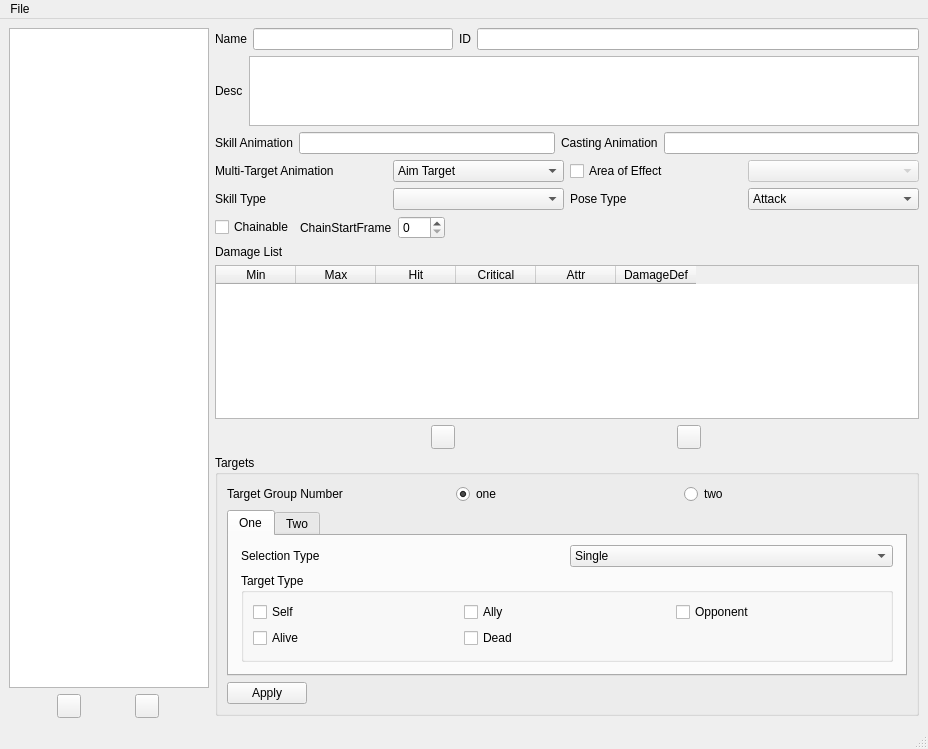
Old version of the form tools/RogaSkillEditor/RogaSkillEditor.ui in the repository wasedaigo/samancing-roga.
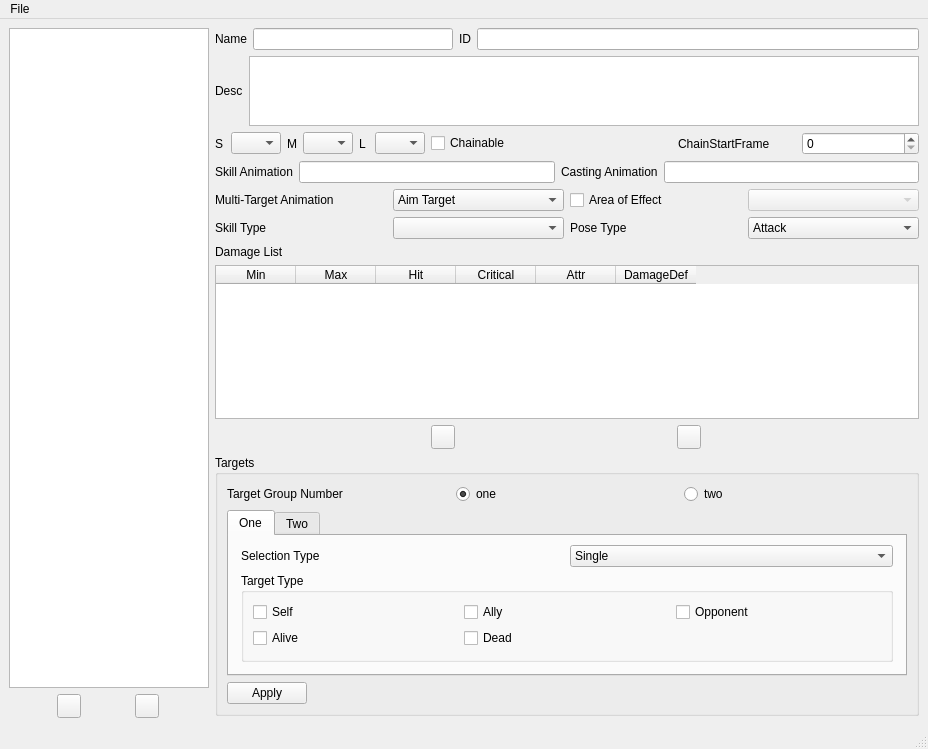
New version of the form. Icons and pictures are not drawn.

Commit message: Added range effect comboboxes

Diff of the .ui file:
```diff
--- a/tools/RogaSkillEditor/RogaSkillEditor.ui
+++ b/tools/RogaSkillEditor/RogaSkillEditor.ui
@@ -136,6 +136,104 @@
         </item>
        </layout>
       </item>
+      <item>
+       <layout class="QGridLayout" name="gridLayout">
+        <item row="0" column="1">
+         <widget class="QComboBox" name="sRangeCombobox">
+          <property name="maximumSize">
+           <size>
+            <width>50</width>
+            <height>16777215</height>
+           </size>
+          </property>
+         </widget>
+        </item>
+        <item row="0" column="0">
+         <widget class="QLabel" name="label_16">
+          <property name="maximumSize">
+           <size>
+            <width>10</width>
+            <height>16777215</height>
+           </size>
+          </property>
+          <property name="text">
+           <string>S</string>
+          </property>
+         </widget>
+        </item>
+        <item row="0" column="2">
+         <widget class="QLabel" name="label_17">
+          <property name="maximumSize">
+           <size>
+            <width>10</width>
+            <height>16777215</height>
+           </size>
+          </property>
+          <property name="text">
+           <string>M</string>
+          </property>
+         </widget>
+        </item>
+        <item row="0" column="4">
+         <widget class="QLabel" name="label_18">
+          <property name="maximumSize">
+           <size>
+            <width>10</width>
+            <height>16777215</height>
+           </size>
+          </property>
+          <property name="text">
+           <string>L</string>
+          </property>
+         </widget>
+        </item>
+        <item row="0" column="3">
+         <widget class="QComboBox" name="mRangeCombobox">
+          <property name="maximumSize">
+           <size>
+            <width>50</width>
+            <height>16777215</height>
+           </size>
+          </property>
+         </widget>
+        </item>
+        <item row="0" column="5">
+         <widget class="QComboBox" name="lRangeCombobox">
+          <property name="maximumSize">
+           <size>
+            <width>50</width>
+            <height>16777215</height>
+           </size>
+          </property>
+         </widget>
+        </item>
+        <item row="0" column="7">
+         <layout class="QHBoxLayout" name="horizontalLayout_12">
+          <item>
+           <widget class="QLabel" name="label_10">
+            <property name="text">
+             <string>ChainStartFrame</string>
+            </property>
+           </widget>
+          </item>
+          <item>
+           <widget class="QSpinBox" name="chainStartFrameCombobox">
+            <property name="maximum">
+             <number>999</number>
+            </property>
+           </widget>
+          </item>
+         </layout>
+        </item>
+        <item row="0" column="6">
+         <widget class="QCheckBox" name="chainableCheckbox">
+          <property name="text">
+           <string>Chainable</string>
+          </property>
+         </widget>
+        </item>
+       </layout>
+      </item>
       <item>
        <layout class="QHBoxLayout" name="horizontalLayout_5">
         <item>
@@ -249,44 +347,6 @@
         </item>
        </layout>
       </item>
-      <item>
-       <layout class="QHBoxLayout" name="horizontalLayout_12">
-        <item>
-         <widget class="QCheckBox" name="chainableCheckbox">
-          <property name="text">
-           <string>Chainable</string>
-          </property>
-         </widget>
-        </item>
-        <item>
-         <widget class="QLabel" name="label_10">
-          <property name="text">
-           <string>ChainStartFrame</string>
-          </property>
-         </widget>
-        </item>
-        <item>
-         <widget class="QSpinBox" name="chainStartFrameCombobox">
-          <property name="maximum">
-           <number>999</number>
-          </property>
-         </widget>
-        </item>
-        <item>
-         <spacer name="horizontalSpacer">
-          <property name="orientation">
-           <enum>Qt::Horizontal</enum>
-          </property>
-          <property name="sizeHint" stdset="0">
-           <size>
-            <width>40</width>
-            <height>20</height>
-           </size>
-          </property>
-         </spacer>
-        </item>
-       </layout>
-      </item>
       <item>
        <widget class="QLabel" name="label_8">
         <property name="text">
```
The commit also changes 2 other files.
